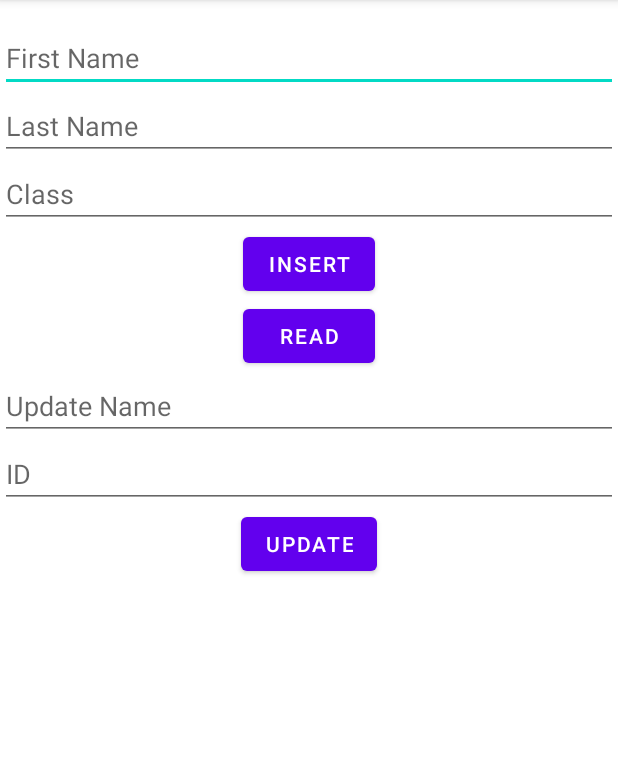
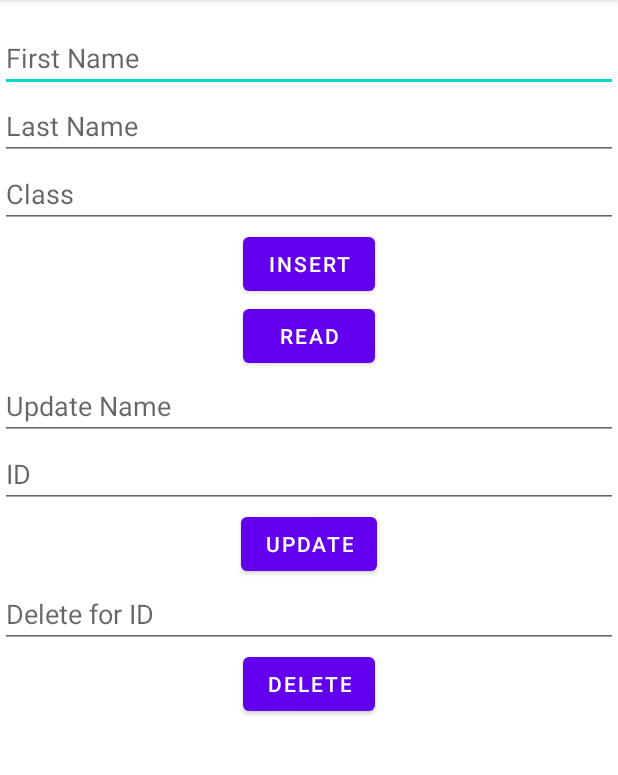
Before and after one commit to Sudiptagupta217/CRUD-Room-Database, an Android app: the screen it shows after launch (MainActivity), on a phone screen of 412 x 824 dp, the part 84-859 px from its top. Run offline under Robolectric (Android 15) with nearby library versions, the phone set to English and light mode, and no system bars; our stand-ins replace Room's generated code.

Commit message:
add delete query

```diff
--- a/app/src/main/java/com/sudipta/crudroomdb/MainActivity.java
+++ b/app/src/main/java/com/sudipta/crudroomdb/MainActivity.java
@@ -21,9 +21,11 @@ public class MainActivity extends AppCompatActivity {
     private EditText className;
     private EditText updateName;
     private EditText updateId;
+    private EditText deleteId;
     private Button insertBtn;
     private Button readBtn;
     private Button updateBtn;
+    private Button deleteBtn;
     MyDatabase myDatabase;
 
     @Override
@@ -36,9 +38,11 @@ public class MainActivity extends AppCompatActivity {
         className = findViewById(R.id.className);
         updateId = findViewById(R.id.updateid);
         updateName = findViewById(R.id.updatename);
+        deleteId = findViewById(R.id.deleteId);
         insertBtn = findViewById(R.id.insertBtn);
         readBtn = findViewById(R.id.readBtn);
         updateBtn = findViewById(R.id.updateBtn);
+        deleteBtn = findViewById(R.id.deleteBtn);
 
         setUpDb();
 
@@ -60,7 +64,7 @@ public class MainActivity extends AppCompatActivity {
                 List<Student> studentList = myDatabase.dao().getStudent();
                 for (int i = 0; i < studentList.size(); i++) {
                     String msg = "ID " + studentList.get(i).getStuId() + " , " +
-                            "Name " + studentList.get(i).getStuFirstName() +" "+ studentList.get(i).getStuLastName() + " , " +
+                            "Name " + studentList.get(i).getStuFirstName() + " " + studentList.get(i).getStuLastName() + " , " +
                             "Class " + studentList.get(i).getStuClass();
                     Log.d("STUDENT_DATA ", msg);
                 }
@@ -70,10 +74,19 @@ public class MainActivity extends AppCompatActivity {
         updateBtn.setOnClickListener(new View.OnClickListener() {
             @Override
             public void onClick(View v) {
-                myDatabase.dao().updatedtu(updateName.getText().toString(), Integer.parseInt(updateId.getText().toString()));
+                myDatabase.dao().updatestu(updateName.getText().toString(), Integer.parseInt(updateId.getText().toString()));
+            }
+        });
+
+        //delete
+        deleteBtn.setOnClickListener(new View.OnClickListener() {
+            @Override
+            public void onClick(View v) {
+                myDatabase.dao().deletestu(Integer.parseInt(deleteId.getText().toString()));
             }
         });
     }
+
 
     // create a detabase object methad
     private void setUpDb() {
--- a/app/src/main/java/com/sudipta/crudroomdb/Room/DAO.java
+++ b/app/src/main/java/com/sudipta/crudroomdb/Room/DAO.java
@@ -16,5 +16,8 @@ public interface DAO {       //DATA ACCESS OBJECT
     List<Student> getStudent();
 
     @Query("Update Student set stuFirstName=:stuName  where stuId = :stuID ")
-    void updatedtu(String stuName, int stuID);
+    void updatestu(String stuName, int stuID);
+
+    @Query("Delete from Student where stuId = :stuID")
+    void deletestu(int stuID);
 }
--- a/app/src/main/res/layout/activity_main.xml
+++ b/app/src/main/res/layout/activity_main.xml
@@ -64,6 +64,17 @@
             android:text="update"
             android:layout_gravity="center"/>
 
+        <EditText
+            android:id="@+id/deleteId"
+            android:layout_width="match_parent"
+            android:layout_height="wrap_content"
+            android:hint="Delete for ID" />
+        <Button
+            android:id="@+id/deleteBtn"
+            android:layout_width="wrap_content"
+            android:layout_height="wrap_content"
+            android:text="delete"
+            android:layout_gravity="center"/>
 
     </LinearLayout>
 
```
